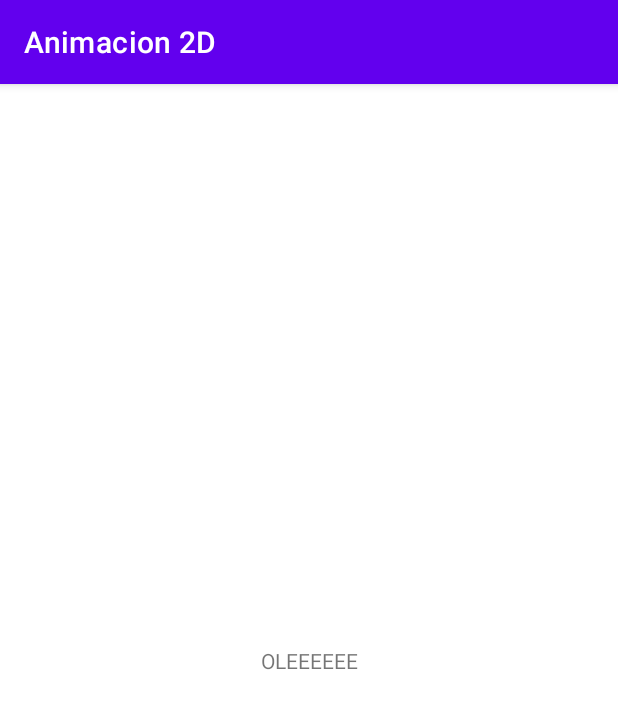
After one commit to aquesan847/Animacion2D_PM, an Android app: the WinActivity screen opened directly, with no data from a screen before it, on a phone screen of 412 x 824 dp. The commit adds this screen. Shown: the top 709 px of the screen. Run offline under Robolectric (Android 15) with nearby library versions, the light colour scheme and no system bars.

Commit message:
Problema al pasar de BouncingBallInside a WinActivity.

```diff
--- a/app/src/main/AndroidManifest.xml
+++ b/app/src/main/AndroidManifest.xml
@@ -10,6 +10,9 @@
         android:supportsRtl="true"
         android:theme="@style/Theme.Animacion2D">
         <activity
+            android:name=".WinActivity"
+            android:exported="false" />
+        <activity
             android:name=".MainActivity"
             android:exported="true">
             <intent-filter>
--- /dev/null
+++ b/app/src/main/java/com/aqs/pm/myapplication/WinActivity.java
@@ -0,0 +1,19 @@
+package com.aqs.pm.myapplication;
+
+import androidx.annotation.Nullable;
+import androidx.appcompat.app.AppCompatActivity;
+
+import android.os.Bundle;
+import android.os.PersistableBundle;
+
+import java.sql.SQLOutput;
+
+public class WinActivity extends AppCompatActivity {
+
+    @Override
+    public void onCreate(@Nullable Bundle savedInstanceState) {
+        super.onCreate(savedInstanceState);
+        setContentView(R.layout.activity_win);
+        System.out.println("xdddddddddd");
+    }
+}
--- /dev/null
+++ b/app/src/main/res/layout/activity_win.xml
@@ -0,0 +1,18 @@
+<?xml version="1.0" encoding="utf-8"?>
+<androidx.constraintlayout.widget.ConstraintLayout xmlns:android="http://schemas.android.com/apk/res/android"
+    xmlns:app="http://schemas.android.com/apk/res-auto"
+    xmlns:tools="http://schemas.android.com/tools"
+    android:layout_width="match_parent"
+    android:layout_height="match_parent"
+    tools:context=".WinActivity">
+
+    <TextView
+        android:id="@+id/textView"
+        android:layout_width="wrap_content"
+        android:layout_height="wrap_content"
+        android:text="OLEEEEEE"
+        app:layout_constraintBottom_toBottomOf="parent"
+        app:layout_constraintEnd_toEndOf="parent"
+        app:layout_constraintStart_toStartOf="parent"
+        app:layout_constraintTop_toTopOf="parent" />
+</androidx.constraintlayout.widget.ConstraintLayout>
--- a/app/src/main/res/values/strings.xml
+++ b/app/src/main/res/values/strings.xml
@@ -1,4 +1,8 @@
 <resources>
     <string name="app_name">Animacion 2D</string>
     <string name="ready">Ready?</string>
+    <string name="easy">Easy</string>
+    <string name="normal">Normal</string>
+    <string name="hard">Hard</string>
+    <string name="select_a_difficulty">Select a difficulty</string>
 </resources>
```
Also changed, not shown: app/src/main/java/com/aqs/pm/myapplication/Ball.java (+27 -4 lines), app/src/main/java/com/aqs/pm/myapplication/BouncingBallInside.java (+47 -2 lines), app/src/main/java/com/aqs/pm/myapplication/MainActivity.java (+75 -12 lines), app/src/main/res/layout/activity_main.xml (+52 -0 lines).
